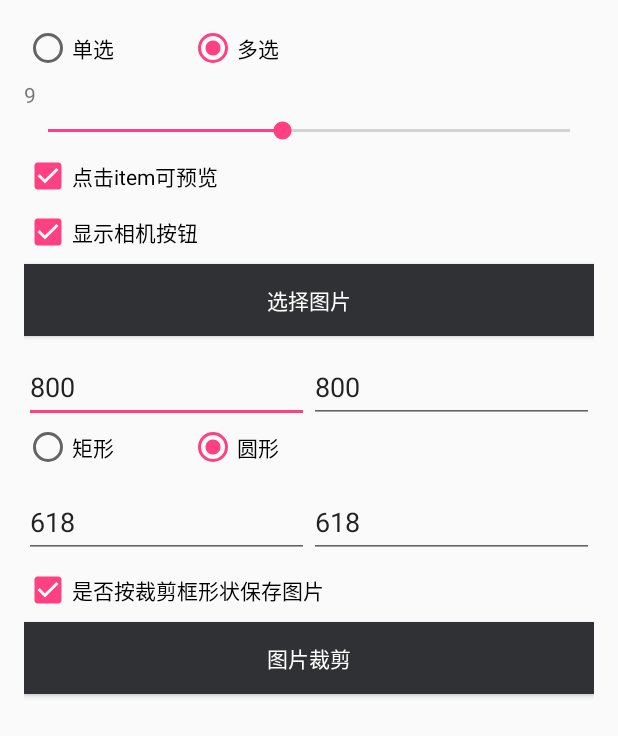
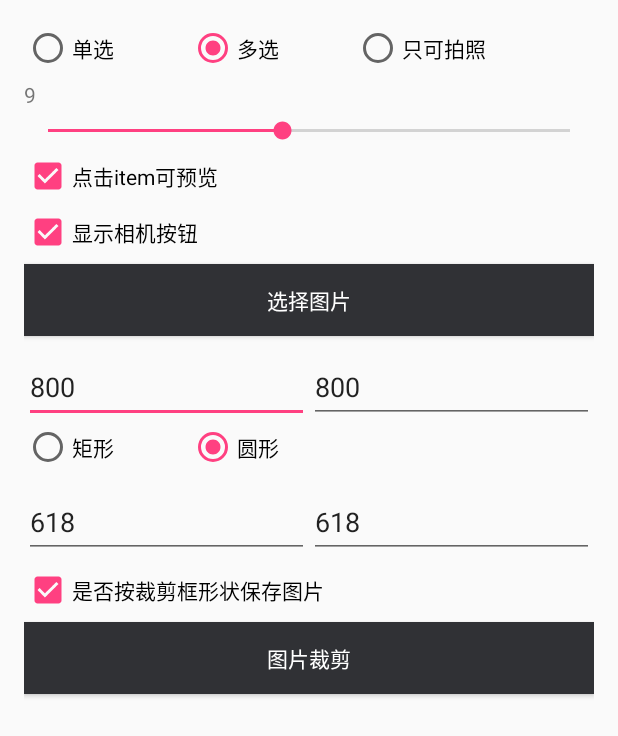
Before and after one commit to sundevin/PicturePicker, an Android app: the screen it shows after launch (MainActivity), on a phone screen of 412 x 824 dp. Shown: the top 736 px of the screen. Run offline under Robolectric (Android 15) with nearby library versions, the phone set to English and light mode, and no system bars.

Commit message:
添加“只拍照不可选图”模式；      修复裁剪图片时在部分机型上图片被旋转的问题。

```diff
--- a/app/src/main/res/layout/activity_main.xml
+++ b/app/src/main/res/layout/activity_main.xml
@@ -35,6 +35,14 @@
                 android:layout_marginLeft="50dp"
                 android:checked="true"
                 android:text="多选" />
+
+            <RadioButton
+                android:id="@+id/rb_just_take_photo"
+                android:layout_width="wrap_content"
+                android:layout_height="wrap_content"
+                android:layout_marginLeft="50dp"
+
+                android:text="只可拍照" />
 
         </RadioGroup>
 
--- a/picturepicker/maven.gradle
+++ b/picturepicker/maven.gradle
@@ -2,7 +2,7 @@ apply plugin: rootProject.ext.plugin.maven
 apply plugin: rootProject.ext.plugin.bintray
 
 // 项目引用的版本号，比如compile 'com.sundevin:picturepicker:1.0.0'中的1.0.0就是这里配置的。
-version = "1.0.0"
+version = "1.0.1"
 // 唯一包名，比如compile 'com.sundevin:picturepicke:1.0.0'中的com.sundevin。
 group = "com.sundevin"
 
@@ -89,4 +89,5 @@ bintray {
         licenses = ["Apache-2.0"] //开源协议
         publish = true // 是否是公开项目。
     }
+    //gradlew bintrayUpload 上传
 }
--- a/picturepicker/src/main/java/devin/com/picturepicker/helper/pick/PicturePicker.java
+++ b/picturepicker/src/main/java/devin/com/picturepicker/helper/pick/PicturePicker.java
@@ -191,8 +191,8 @@ public class PicturePicker {
      * @param listener
      */
     public void unregisterPictureSelectedListener(OnPictureSelectedListener listener) {
-        if (listener != null)
+        if (listener != null) {
             pictureSelectedListeners.remove(listener);
+        }
     }
-
 }
```
Also changed, not shown: app/src/main/java/com/devin/demo/MainActivity.java (+10 -1 lines), picturepicker/src/main/java/devin/com/picturepicker/activity/PictureCropActivity.java (+11 -4 lines), picturepicker/src/main/java/devin/com/picturepicker/activity/PictureGridActivity.java (+5 -2 lines), picturepicker/src/main/java/devin/com/picturepicker/helper/pick/PickOptions.java (+11 -2 lines), picturepicker/src/main/java/devin/com/picturepicker/view/CropImageView.java (+14 -1 lines), 1 other file.
